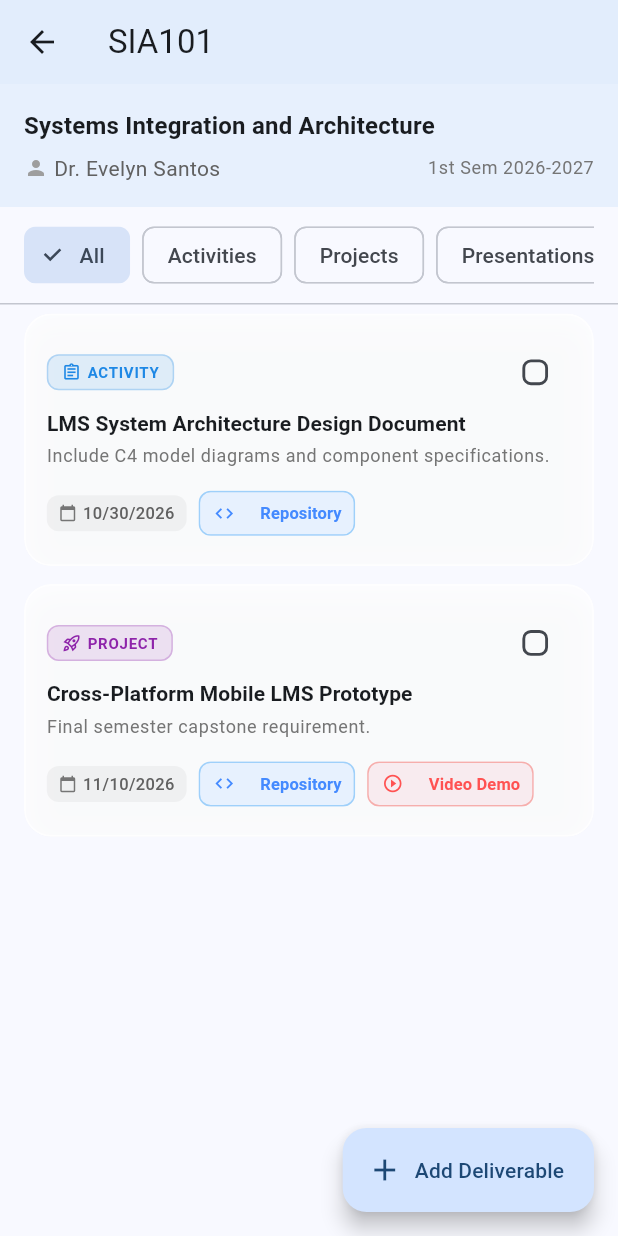
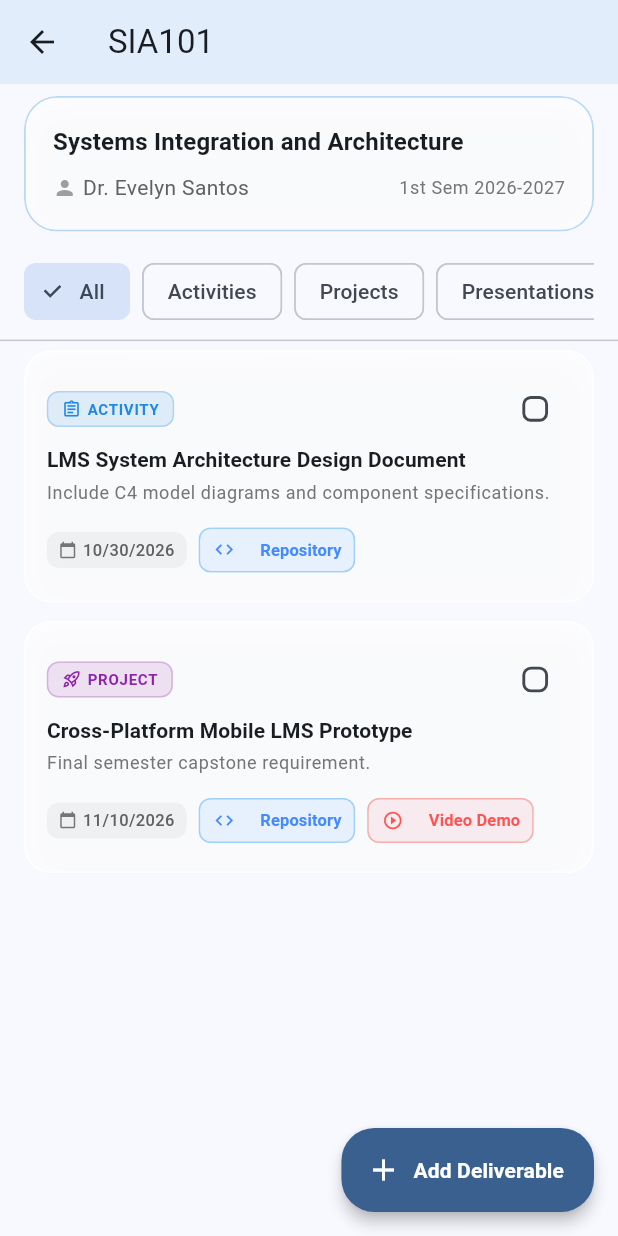
Before and after one commit to benhrnndz/app-storage, a Flutter app: the CourseDetailsScreen screen opened directly with sample values from the repository, on a phone screen of 412 x 824 dp. Run offline on Flutter 3.47's test engine with Material 3 defaults, Android fonts, the light colour scheme and no system bars.

Commit message:
feat(ui): add glass header and rounded FAB to course details screen

```diff
--- a/lib/features/courses/screens/course_details_screen.dart
+++ b/lib/features/courses/screens/course_details_screen.dart
@@ -1,5 +1,6 @@
 // lib/features/courses/screens/course_details_screen.dart
 import 'package:flutter/material.dart';
+import '../../../core/widgets/glass_card.dart';
 import '../../../data/mock_data.dart';
 import '../../../models/course.dart';
 import '../../../models/deliverable.dart';
@@ -68,11 +69,13 @@ class _CourseDetailsScreenState extends State<CourseDetailsScreen> {
       body: Column(
         crossAxisAlignment: CrossAxisAlignment.start,
         children: [
-          // Course Header Banner
-          Container(
-            width: double.infinity,
-            padding: const EdgeInsets.all(16),
-            color: courseColor.withOpacity(0.08),
+          // Course Header Glass Banner
+          GlassContainer(
+            borderRadius: 22,
+            blur: 16,
+            margin: const EdgeInsets.symmetric(horizontal: 16, vertical: 8),
+            padding: const EdgeInsets.all(18),
+            borderColor: courseColor.withOpacity(0.3),
             child: Column(
               crossAxisAlignment: CrossAxisAlignment.start,
               children: [
@@ -82,7 +85,7 @@ class _CourseDetailsScreenState extends State<CourseDetailsScreen> {
                     fontWeight: FontWeight.bold,
                   ),
                 ),
-                const SizedBox(height: 6),
+                const SizedBox(height: 8),
                 Row(
                   children: [
                     const Icon(Icons.person, size: 16, color: Colors.grey),
@@ -188,13 +191,20 @@ class _CourseDetailsScreenState extends State<CourseDetailsScreen> {
         ],
       ),
       floatingActionButton: FloatingActionButton.extended(
+        elevation: 4,
+        backgroundColor: Theme.of(context).colorScheme.primary,
+        foregroundColor: Colors.white,
+        shape: RoundedRectangleBorder(borderRadius: BorderRadius.circular(22)),
         onPressed: () {
           ScaffoldMessenger.of(context).showSnackBar(
             const SnackBar(content: Text('Add Deliverable form coming up next!')),
           );
         },
         icon: const Icon(Icons.add),
-        label: const Text('Add Deliverable'),
+        label: const Text(
+          'Add Deliverable',
+          style: TextStyle(fontWeight: FontWeight.bold),
+        ),
       ),
     );
   }
```
